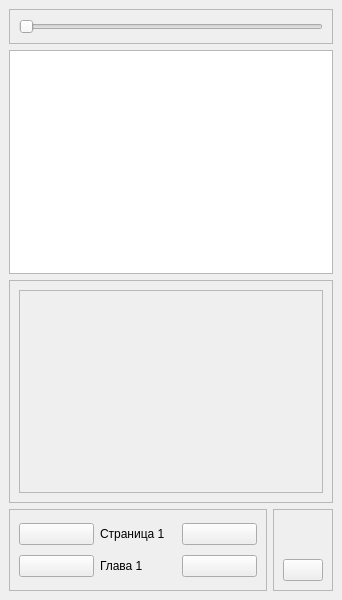
Qt form data/ui/windows/reader.ui (brandonzorn/Nlight) before a commit.
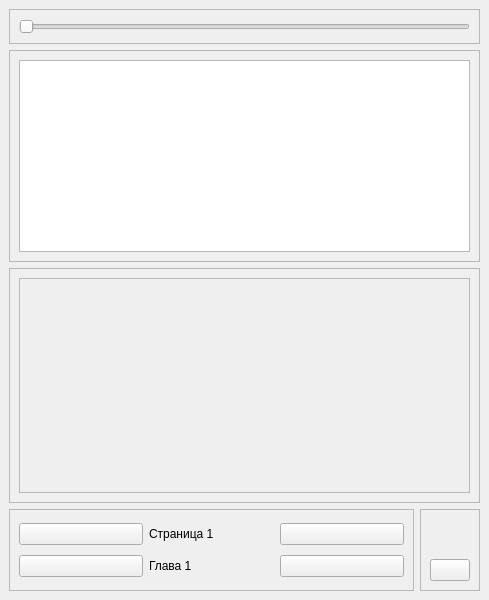
The same form after that commit.

Patch:
```diff
--- a/data/ui/windows/reader.ui
+++ b/data/ui/windows/reader.ui
@@ -6,7 +6,7 @@
    <rect>
     <x>0</x>
     <y>0</y>
-    <width>342</width>
+    <width>489</width>
     <height>600</height>
    </rect>
   </property>
@@ -23,7 +23,22 @@
    <property name="styleSheet">
     <string notr="true"/>
    </property>
-   <layout class="QVBoxLayout" name="verticalLayout_2">
+   <layout class="QVBoxLayout" name="verticalLayout_4">
+    <item>
+     <widget class="QWidget" name="text_reader" native="true">
+      <layout class="QVBoxLayout" name="verticalLayout_2" stretch="0,0">
+       <property name="leftMargin">
+        <number>0</number>
+       </property>
+       <property name="topMargin">
+        <number>0</number>
+       </property>
+       <property name="rightMargin">
+        <number>0</number>
+       </property>
+       <property name="bottomMargin">
+        <number>0</number>
+       </property>
     <item>
      <widget class="QFrame" name="size_frame">
       <property name="frameShape">
@@ -56,6 +71,15 @@
      </widget>
     </item>
     <item>
+        <widget class="QFrame" name="content_frame">
+         <property name="frameShape">
+          <enum>QFrame::StyledPanel</enum>
+         </property>
+         <property name="frameShadow">
+          <enum>QFrame::Raised</enum>
+         </property>
+         <layout class="QVBoxLayout" name="verticalLayout_6">
+          <item>
      <widget class="QTextBrowser" name="text">
       <property name="horizontalScrollBarPolicy">
        <enum>Qt::ScrollBarAlwaysOff</enum>
@@ -71,8 +95,14 @@
       </property>
      </widget>
     </item>
+         </layout>
+        </widget>
+       </item>
+      </layout>
+     </widget>
+    </item>
     <item>
-     <widget class="QFrame" name="content_frame">
+     <widget class="QFrame" name="image_reader">
       <property name="sizePolicy">
        <sizepolicy hsizetype="Preferred" vsizetype="Expanding">
         <horstretch>0</horstretch>
@@ -105,8 +135,8 @@
            <rect>
             <x>0</x>
             <y>0</y>
-            <width>302</width>
-            <height>195</height>
+            <width>449</width>
+            <height>200</height>
            </rect>
           </property>
           <property name="autoFillBackground">
@@ -136,17 +166,11 @@
              <property name="styleSheet">
               <string notr="true"/>
              </property>
-             <property name="text">
-              <string/>
-             </property>
              <property name="alignment">
-              <set>Qt::AlignJustify|Qt::AlignVCenter</set>
+              <set>Qt::AlignCenter</set>
              </property>
-             <property name="wordWrap">
-              <bool>true</bool>
-             </property>
-             <property name="openExternalLinks">
-              <bool>false</bool>
+             <property name="textInteractionFlags">
+              <set>Qt::NoTextInteraction</set>
              </property>
             </widget>
            </item>
```
Lines whose indentation alone changed are shown as unchanged.
